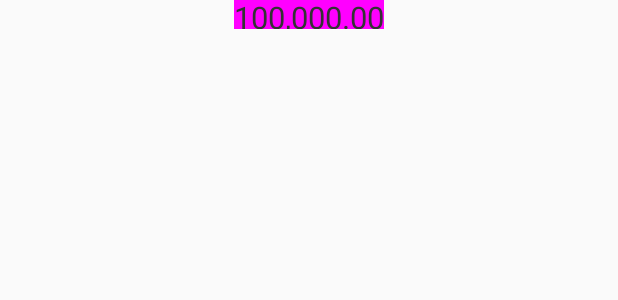
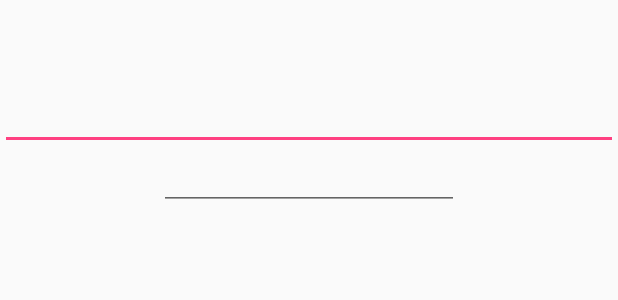
Before and after one commit to Ruwestbrook/Tool, an Android app: the layout activity_main.xml on its own in the app's theme, with its tools: preview values and no code run, on a phone screen of 412 x 824 dp. Shown: the top 300 px of the screen. Run offline under Robolectric (Android 15) with nearby library versions, the light colour scheme and no system bars.

Commit message:
带删除功能的EditText完成,可以自定义设置关闭按钮颜色,drawable用的不是png,而是canvas绘制而成

```diff
--- a/app/src/main/res/layout/activity_main.xml
+++ b/app/src/main/res/layout/activity_main.xml
@@ -10,15 +10,24 @@
     tools:context=".MainActivity">
 
 
-    <com.tool.russ.view.custom.AutoSizeView
+
+    <EditText
+        android:layout_width="match_parent"
+        android:layout_height="100dp"/>
+
+    <com.tool.russ.view.custom.EditClearText
         android:layout_gravity="center"
-        android:layout_width="100dp"
-        android:background="#ff00ff"
-        app:text="100,000.00"
-        app:gravity="top"
+        android:layout_width="200dp"
+
         android:id="@+id/text"
-        android:layout_height="wrap_content"/>
+        android:maxLines="1"
+        android:layout_height="40dp"/>
 
+<!--    -->
+<!--    <TextView-->
+<!--        android:layout_width="wrap_content"-->
+<!--        android:maxLines="1"-->
+<!--        android:layout_height="wrap_content"/>-->
 
     <!--<com.tool.russ.view.custom.ProgressNumber-->
         <!--android:layout_width="0dp"-->
--- a/view/src/main/java/com/tool/russ/view/custom/EditClearText.java
+++ b/view/src/main/java/com/tool/russ/view/custom/EditClearText.java
@@ -1,6 +1,27 @@
 package com.tool.russ.view.custom;
+import android.annotation.SuppressLint;
 import android.content.Context;
+import android.content.res.TypedArray;
+import android.graphics.Bitmap;
+import android.graphics.BitmapFactory;
+import android.graphics.Canvas;
+import android.graphics.Color;
+import android.graphics.Paint;
+import android.graphics.Path;
+import android.graphics.Rect;
+import android.graphics.drawable.BitmapDrawable;
+import android.graphics.drawable.ColorDrawable;
+import android.graphics.drawable.Drawable;
+import android.support.v4.content.ContextCompat;
+import android.text.Editable;
+import android.text.TextWatcher;
 import android.util.AttributeSet;
+import android.util.Log;
+import android.view.MotionEvent;
+import android.view.View;
+import android.widget.EditText;
+
+import com.tool.russ.view.R;
 
 /**
  * author: russell
@@ -8,8 +29,12 @@ import android.util.AttributeSet;
  * describe：自定义的EditText 可以取消输入
  */
 public class EditClearText extends android.support.v7.widget.AppCompatEditText {
-    private int width;
-    private int height;
+;
+    int closeSize;
+    Drawable drawable;
+
+    int closeColor;
+
     public EditClearText(Context context) {
         this(context,null);
     }
@@ -19,8 +44,171 @@ public class EditClearText extends android.support.v7.widget.AppCompatEditText {
     }
 
     public EditClearText(Context context, AttributeSet attrs, int defStyleAttr) {
-        super(context, attrs, defStyleAttr);
+        super(context, attrs, android.R.attr.editTextStyle);
+
+        TypedArray array=context.obtainStyledAttributes(attrs,R.styleable.EditClearText);
+
+        closeColor=array.getColor(R.styleable.EditClearText_closeColor,Color.parseColor("#DFDFDF"));
+
+        array.recycle();
+
+        addTextChangedListener(new TextWatcher() {
+            @Override
+            public void beforeTextChanged(CharSequence s, int start, int count, int after) {
+
+            }
+
+            @Override
+            public void onTextChanged(CharSequence s, int start, int before, int count) {
+
+            }
+
+            @Override
+            public void afterTextChanged(Editable s) {
+
+
+                setClose(s.length()>0);
+
+            }
+        });
+
+
+        setOnFocusChangeListener(new OnFocusChangeListener() {
+            @Override
+            public void onFocusChange(View v, boolean hasFocus) {
+                if(hasFocus){
+                    setClose(getText().length()>0);
+                }else {
+                    setClose(false);
+                }
+
+            }
+        });
+
+
     }
 
 
+    @Override
+    protected void onMeasure(int widthMeasureSpec, int heightMeasureSpec) {
+        super.onMeasure(widthMeasureSpec, heightMeasureSpec);
+
+        float x=0.8f;
+
+        if (getBackground() instanceof ColorDrawable) {
+          x=0.5f;
+        }
+
+        closeSize= (int) ((MeasureSpec.getSize(heightMeasureSpec)-getPaddingBottom()-getPaddingTop())*x);
+
+
+        setRightClose();
+    }
+
+    void setRightClose(){
+
+       Bitmap bitmap=Bitmap.createBitmap(closeSize,closeSize, Bitmap.Config.ARGB_8888);
+       Canvas canvas=new Canvas(bitmap);
+       Paint paint=new Paint();
+       paint.setColor(closeColor);
+
+
+       int circle=closeSize/2;
+
+
+       canvas.drawCircle(circle,circle,circle,paint);
+
+
+
+       canvas.rotate(45,circle,circle);
+
+
+
+
+
+
+       if (getBackground() instanceof ColorDrawable) {
+           ColorDrawable colorDrawable = (ColorDrawable) getBackground();
+           int color = colorDrawable.getColor();
+           paint.setColor(color);
+       }else {
+           paint.setColor(Color.WHITE);
+       }
+
+
+
+
+
+
+       int closeWidth=closeSize/2;
+       int closeHeight=closeSize/8;
+
+
+
+       Rect rect;
+
+       rect=new Rect(circle-closeWidth/2,circle-closeHeight/2,
+               circle+closeWidth/2,circle+closeHeight/2);
+
+       canvas.drawRect(rect,paint);
+
+
+       rect=new Rect(circle-closeHeight/2,circle-closeWidth/2,
+               circle+closeHeight/2,circle+closeWidth/2);
+
+       canvas.drawRect(rect,paint);
+
+
+
+
+       drawable=new BitmapDrawable(bitmap);
+
+
+
+       drawable.setBounds(0,0,closeSize,closeSize);
+
+
+       //setCompoundDrawables(null,null,drawable, null);
+
+    }
+
+
+    private static final String TAG = "EditClearText";
+    @Override
+    public boolean onTouchEvent(MotionEvent event) {
+
+
+        if(event.getAction()==MotionEvent.ACTION_UP){
+            int x= (int) event.getX();
+
+
+
+            int left=getMeasuredWidth()-closeSize-getPaddingRight();
+            int right=left+closeSize;
+
+            if(x>left && x<right ){
+                setText("");
+                return  true;
+            }
+
+
+        }
+
+
+        return super.onTouchEvent(event);
+    }
+
+
+
+    private void  setClose(boolean flag){
+        if(flag){
+            setCompoundDrawables(null,null,drawable, null);
+        }else {
+
+            setCompoundDrawables(null,null,null, null);
+        }
+    }
+
+
+
 }
--- a/view/src/main/res/values/attr.xml
+++ b/view/src/main/res/values/attr.xml
@@ -94,4 +94,10 @@
 
     </declare-styleable>
 
+
+    <declare-styleable name="EditClearText">
+
+        <attr name="closeColor" format="color"/>
+    </declare-styleable>
+
 </resources>
```
